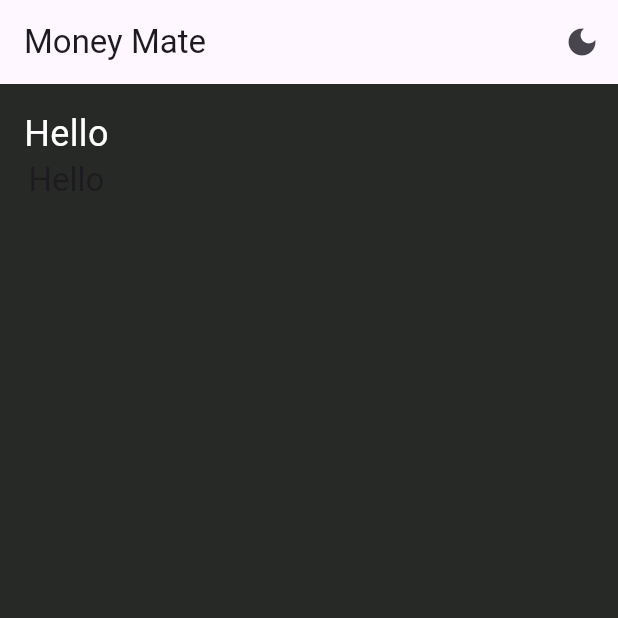
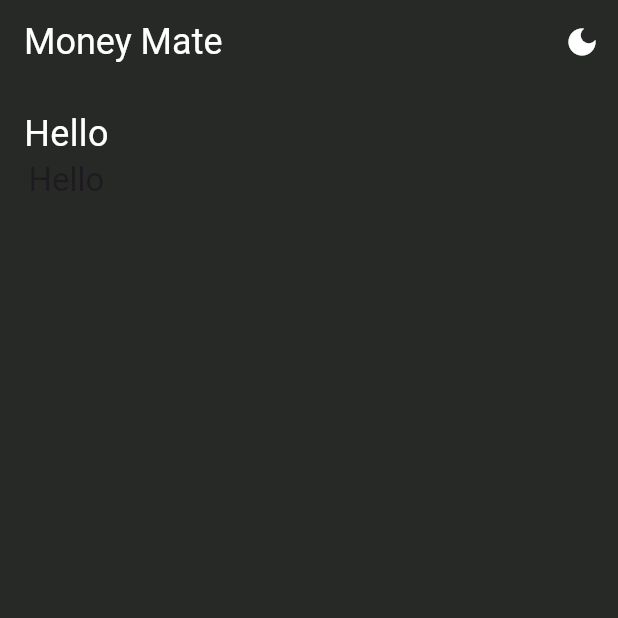
Before and after one commit to vivinprabhu/MoneyMate, a Flutter app: the screen it shows after launch, after a tap on the "light mode" icon, on a phone screen of 412 x 824 dp, the top half of it. Run offline on Flutter 3.47's test engine with Material 3 defaults, Android fonts, the phone set to English and light mode, and no system bars.

Commit message:
textTheme is not updating

```diff
--- a/lib/main.dart
+++ b/lib/main.dart
@@ -26,8 +26,10 @@ class _FinanceApplicationState extends State<FinanceApplication> {
 
   @override
   Widget build(BuildContext context) {
+    return MaterialApp(
+      debugShowCheckedModeBanner: false,
 
-    final theme = ThemeData(
+      theme: ThemeData(
         appBarTheme: AppBarTheme(
           backgroundColor: isLightMode ? LightMode.white : DarkMode.black,
           foregroundColor: isLightMode ? LightMode.black : DarkMode.white,
@@ -47,14 +49,9 @@ class _FinanceApplicationState extends State<FinanceApplication> {
             color: isLightMode ? LightMode.black : DarkMode.white,
           ),
         ),
-    );
+      ),
 
-    return MaterialApp(
-      debugShowCheckedModeBanner: false,
-
-
-      home: Builder(
-        builder: (context) => Scaffold(
+      home: Scaffold(
         backgroundColor: isLightMode ? LightMode.white : DarkMode.black,
 
         appBar: AppBar(
@@ -82,7 +79,6 @@ class _FinanceApplicationState extends State<FinanceApplication> {
           ),
         ),
       ),
-      ),
     );
   }
 }
```
Lines whose indentation alone changed are shown as unchanged.
